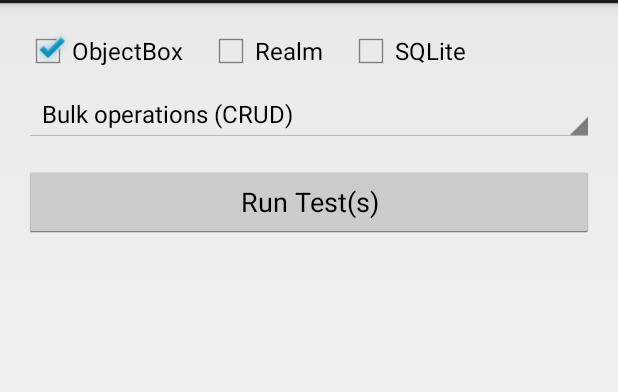
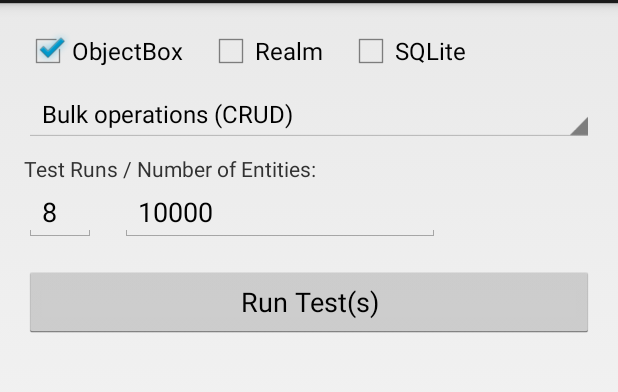
Before and after one commit to objectbox/objectbox-performance, an Android app: the screen it shows after launch (MainActivity), after a tap on "Run Test(s)", on a phone screen of 412 x 824 dp, the part 69-461 px from its top. Run offline under Robolectric (Android 15) with nearby library versions, the phone set to English and light mode, and no system bars.

Commit message:
params: runs and numberEntities

```diff
--- a/app/src/main/java/io/objectbox/performanceapp/Benchmark.java
+++ b/app/src/main/java/io/objectbox/performanceapp/Benchmark.java
@@ -150,7 +150,7 @@ public class Benchmark {
         }
     }
 
-    public void stop() {
+    public String stop() {
         long time = SystemClock.elapsedRealtime() - timeMillis;
         long timeThread = SystemClock.currentThreadTimeMillis() - threadTimeMillis;
         if (!started) {
@@ -158,12 +158,13 @@ public class Benchmark {
         }
         started = false;
 
-        Log.d(TAG, name + ": " + time + " ms (thread: " + timeThread + " ms)");
+        String logMessage = name + ": " + time + " ms (thread: " + timeThread + " ms)";
         values.add(new Pair<>(name, Long.toString(time)));
         if (storeThreadTime) {
             values.add(new Pair<>(name + "-thread", Long.toString(timeThread)));
         }
         name = null;
+        return logMessage;
     }
 
     public void commit() {
--- a/app/src/main/java/io/objectbox/performanceapp/MainActivity.java
+++ b/app/src/main/java/io/objectbox/performanceapp/MainActivity.java
@@ -1,12 +1,16 @@
 package io.objectbox.performanceapp;
 
 import android.app.Activity;
+import android.content.Context;
 import android.os.Bundle;
+import android.text.method.ScrollingMovementMethod;
 import android.view.View;
 import android.view.View.OnClickListener;
+import android.view.inputmethod.InputMethodManager;
 import android.widget.ArrayAdapter;
 import android.widget.Button;
 import android.widget.CheckBox;
+import android.widget.EditText;
 import android.widget.Spinner;
 import android.widget.TextView;
 
@@ -33,26 +37,43 @@ public class MainActivity extends Activity implements Callback {
             @Override
             public void onClick(View view) {
                 buttonRun.setEnabled(false);
+                View currentFocus = MainActivity.this.getCurrentFocus();
+                if (currentFocus != null) {
+                    InputMethodManager imm = (InputMethodManager) getSystemService(Context.INPUT_METHOD_SERVICE);
+                    imm.hideSoftInputFromWindow(currentFocus.getWindowToken(), 0);
+                }
                 boolean objectBox = ((CheckBox) findViewById(R.id.checkBoxObjectBox)).isChecked();
                 boolean realm = ((CheckBox) findViewById(R.id.checkBoxRealm)).isChecked();
                 boolean sqlite = ((CheckBox) findViewById(R.id.checkBoxSQLite)).isChecked();
                 TestType type = (TestType) ((Spinner) findViewById(R.id.spinnerTestType)).getSelectedItem();
-                runTests(type, objectBox, realm, sqlite);
+
+                int runs;
+                int numberEntities;
+                try {
+                    runs = Integer.parseInt(((EditText) findViewById(R.id.editTextRuns)).getText().toString());
+                    numberEntities =
+                            Integer.parseInt(((EditText) findViewById(R.id.editTextNumberEntities)).getText().toString());
+                } catch (NumberFormatException e) {
+                    textViewResults.append(e.getMessage() + "\n");
+                    return;
+                }
+                runTests(type, runs, numberEntities, objectBox, realm, sqlite);
             }
         });
         ArrayAdapter adapter = new ArrayAdapter(this, android.R.layout.simple_spinner_item, TYPES);
         adapter.setDropDownViewResource(android.R.layout.simple_spinner_dropdown_item);
         ((Spinner) findViewById(R.id.spinnerTestType)).setAdapter(adapter);
         textViewResults = ((TextView) findViewById(R.id.textViewResults));
+        textViewResults.setMovementMethod(new ScrollingMovementMethod());
     }
 
-    private void runTests(TestType type, boolean objectBox, boolean realm, boolean sqlite) {
+    private void runTests(TestType type, int runs, int numberEntities, boolean objectBox, boolean realm, boolean sqlite) {
         textViewResults.setText("");
         List<PerfTest> tests = new ArrayList<>();
         if (sqlite) {
             tests.add(new GreendaoPerfTest());
         }
-        PerfTestRunner testRunner = new PerfTestRunner(this, this, textViewResults);
+        PerfTestRunner testRunner = new PerfTestRunner(this, this, textViewResults, runs, numberEntities);
         testRunner.run(type, tests);
     }
 
--- a/app/src/main/java/io/objectbox/performanceapp/PerfTestRunner.java
+++ b/app/src/main/java/io/objectbox/performanceapp/PerfTestRunner.java
@@ -21,14 +21,18 @@ public class PerfTestRunner {
     private final Activity activity;
     private final Callback callback;
     private final TextView textViewResults;
+    private final int runs;
+    private final int numberEntities;
 
     boolean running;
     boolean destroyed;
 
-    public PerfTestRunner(Activity activity, Callback callback, TextView textViewResults) {
+    public PerfTestRunner(Activity activity, Callback callback, TextView textViewResults, int runs, int numberEntities) {
         this.activity = activity;
         this.callback = callback;
         this.textViewResults = textViewResults;
+        this.runs = runs;
+        this.numberEntities = numberEntities;
     }
 
     public void run(final TestType type, final List<PerfTest> tests) {
@@ -82,10 +86,13 @@ public class PerfTestRunner {
     }
 
     private void run(TestType type, PerfTest test) {
-        log("Starting " + test.name() + " " + test);
-//        test.setTextViewLogger(textViewResults);
-        test.setUp(activity, this);
-        test.run(type);
-        test.tearDown();
+        test.setNumberEntities(numberEntities);
+        for (int i = 1; i <= runs; i++) {
+            log("\nStarting " + test.name() + " " + type + " (" + i + "/" + runs + ")\n" +
+                    "------------------------------");
+            test.setUp(activity, this);
+            test.run(type);
+            test.tearDown();
+        }
     }
 }
--- a/app/src/main/res/layout/activity_main.xml
+++ b/app/src/main/res/layout/activity_main.xml
@@ -18,8 +18,8 @@
         android:layout_alignParentLeft="true"
         android:layout_alignParentStart="true"
         android:layout_alignParentTop="true"
-        android:text="ObjectBox"
-        android:checked="true"/>
+        android:checked="true"
+        android:text="ObjectBox"/>
 
     <CheckBox
         android:id="@+id/checkBoxRealm"
@@ -41,17 +41,6 @@
         android:layout_toRightOf="@+id/checkBoxRealm"
         android:text="SQLite"/>
 
-    <Button
-        android:id="@+id/buttonRunTest"
-        android:layout_width="wrap_content"
-        android:layout_height="wrap_content"
-        android:layout_alignParentEnd="true"
-        android:layout_alignParentLeft="true"
-        android:layout_alignParentRight="true"
-        android:layout_alignParentStart="true"
-        android:layout_below="@+id/spinnerTestType"
-        android:layout_marginTop="16dp"
-        android:text="Run Test(s)"/>
 
     <Spinner
         android:id="@+id/spinnerTestType"
@@ -62,17 +51,62 @@
         android:layout_below="@+id/checkBoxObjectBox"
         android:layout_marginTop="8dp"/>
 
-    <ScrollView
+
+    <TextView
+        android:id="@+id/textViewRuns"
+        android:layout_width="wrap_content"
+        android:layout_height="wrap_content"
+        android:layout_alignParentLeft="true"
+        android:layout_alignParentStart="true"
+        android:layout_below="@+id/spinnerTestType"
+        android:layout_marginTop="8dp"
+        android:text="Test Runs / Number of Entities:"/>
+
+
+    <EditText
+        android:id="@+id/editTextRuns"
+        android:layout_width="48sp"
+        android:layout_height="wrap_content"
+        android:layout_alignParentLeft="true"
+        android:layout_alignParentStart="true"
+        android:layout_below="@+id/textViewRuns"
+        android:ems="10"
+        android:inputType="number"
+        android:text="8"/>
+
+
+    <EditText
+        android:id="@+id/editTextNumberEntities"
+        android:layout_width="wrap_content"
+        android:layout_height="wrap_content"
+        android:layout_below="@+id/textViewRuns"
+        android:layout_marginLeft="16dp"
+        android:layout_marginStart="16dp"
+        android:layout_toEndOf="@+id/editTextRuns"
+        android:layout_toRightOf="@+id/editTextRuns"
+        android:ems="10"
+        android:inputType="number"
+        android:text="10000"/>
+
+    <Button
+        android:id="@+id/buttonRunTest"
+        android:layout_width="wrap_content"
+        android:layout_height="wrap_content"
+        android:layout_alignParentEnd="true"
+        android:layout_alignParentLeft="true"
+        android:layout_alignParentRight="true"
+        android:layout_alignParentStart="true"
+        android:layout_below="@+id/editTextRuns"
+        android:layout_marginTop="16dp"
+        android:text="Run Test(s)"/>
+
+    <TextView
+        android:id="@+id/textViewResults"
         android:layout_width="match_parent"
         android:layout_height="match_parent"
-        android:layout_alignParentLeft="true"
-        android:layout_alignParentStart="true"
-        android:layout_below="@+id/buttonRunTest">
-
-        <TextView
-            android:id="@+id/textViewResults"
-            android:layout_width="match_parent"
-            android:layout_height="match_parent"/>
-    </ScrollView>
+        android:layout_below="@+id/buttonRunTest"
+        android:gravity="bottom"
+        tools:text="Logging"
+        android:scrollbars="vertical"/>
 
 </RelativeLayout>
```
Also changed, not shown: app/src/main/java/io/objectbox/performanceapp/GreendaoPerfTest.java (+7 -7 lines), app/src/main/java/io/objectbox/performanceapp/PerfTest.java (+8 -10 lines).
